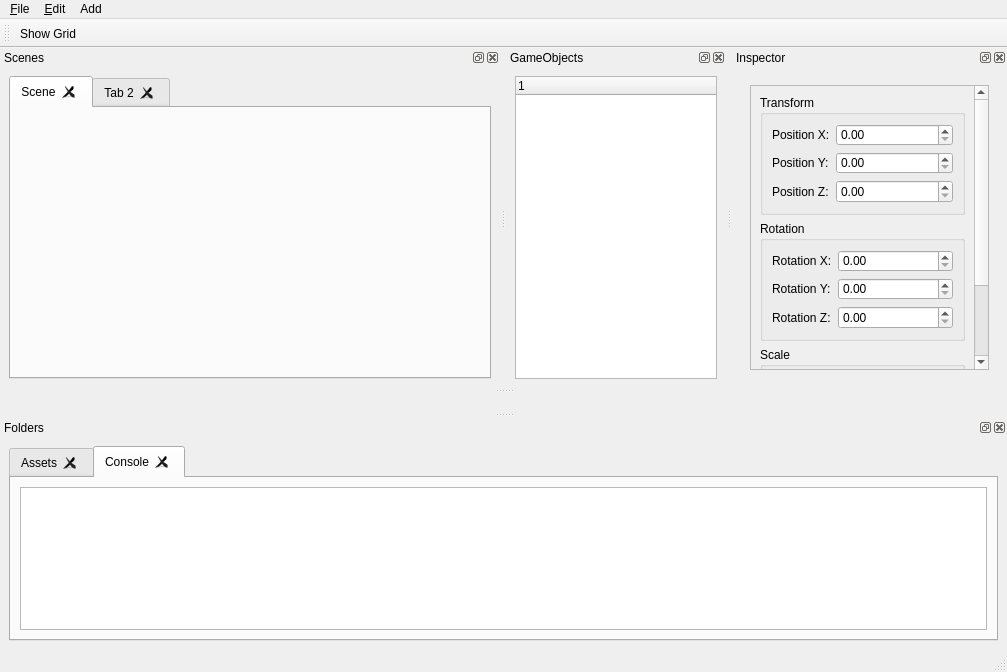
First picture: the form in source/platforms/qt/MainWindow.ui, repository alanhaugen/gameengine, before the edit.
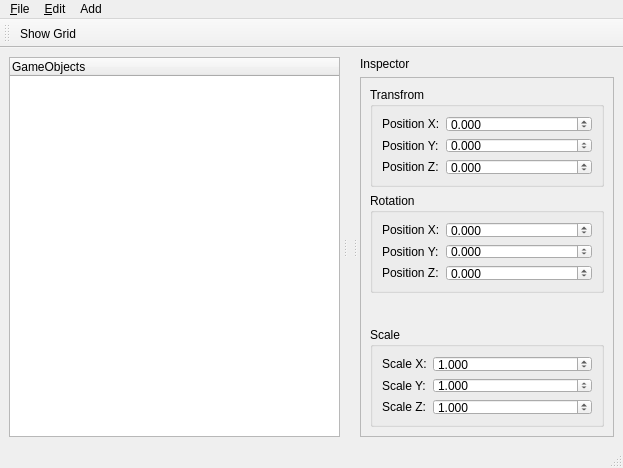
Second picture: the form after the edit. The open tabs and pages were chosen to show the change.

Diff of the .ui file:
```diff
--- a/source/platforms/qt/MainWindow.ui
+++ b/source/platforms/qt/MainWindow.ui
@@ -6,21 +6,353 @@
    <rect>
     <x>0</x>
     <y>0</y>
-    <width>723</width>
-    <height>672</height>
+    <width>623</width>
+    <height>468</height>
    </rect>
   </property>
   <property name="windowTitle">
    <string>MainWindow</string>
   </property>
   <widget class="QWidget" name="centralwidget">
-   <property name="sizePolicy">
-    <sizepolicy hsizetype="Expanding" vsizetype="Expanding">
-     <horstretch>0</horstretch>
-     <verstretch>0</verstretch>
-    </sizepolicy>
-   </property>
-   <layout class="QGridLayout" name="gridLayout_5"/>
+   <layout class="QGridLayout" name="gridLayout">
+    <item row="0" column="0">
+     <widget class="QSplitter" name="splitter">
+      <property name="orientation">
+       <enum>Qt::Orientation::Horizontal</enum>
+      </property>
+      <property name="handleWidth">
+       <number>10</number>
+      </property>
+      <property name="childrenCollapsible">
+       <bool>false</bool>
+      </property>
+      <widget class="QTreeWidget" name="treeGameObjects">
+       <column>
+        <property name="text">
+         <string>GameObjects</string>
+        </property>
+       </column>
+      </widget>
+      <widget class="QWidget" name="layoutWidget">
+       <layout class="QVBoxLayout" name="VulkanLayout">
+        <property name="spacing">
+         <number>6</number>
+        </property>
+        <property name="topMargin">
+         <number>25</number>
+        </property>
+       </layout>
+      </widget>
+      <widget class="QWidget" name="Inspectorwidget" native="true">
+       <property name="sizePolicy">
+        <sizepolicy hsizetype="Preferred" vsizetype="Expanding">
+         <horstretch>0</horstretch>
+         <verstretch>0</verstretch>
+        </sizepolicy>
+       </property>
+       <property name="minimumSize">
+        <size>
+         <width>150</width>
+         <height>0</height>
+        </size>
+       </property>
+       <layout class="QVBoxLayout" name="verticalLayout_2">
+        <item>
+         <widget class="QLabel" name="label">
+          <property name="text">
+           <string>Inspector</string>
+          </property>
+         </widget>
+        </item>
+        <item>
+         <widget class="QScrollArea" name="scrollArea">
+          <property name="widgetResizable">
+           <bool>true</bool>
+          </property>
+          <widget class="QWidget" name="scrollAreaWidgetContents_3">
+           <property name="geometry">
+            <rect>
+             <x>0</x>
+             <y>0</y>
+             <width>211</width>
+             <height>364</height>
+            </rect>
+           </property>
+           <property name="sizePolicy">
+            <sizepolicy hsizetype="Preferred" vsizetype="Expanding">
+             <horstretch>0</horstretch>
+             <verstretch>0</verstretch>
+            </sizepolicy>
+           </property>
+           <property name="minimumSize">
+            <size>
+             <width>150</width>
+             <height>0</height>
+            </size>
+           </property>
+           <property name="sizeIncrement">
+            <size>
+             <width>0</width>
+             <height>0</height>
+            </size>
+           </property>
+           <layout class="QVBoxLayout" name="verticalLayout_3">
+            <item>
+             <widget class="QGroupBox" name="GroupTransform">
+              <property name="maximumSize">
+               <size>
+                <width>16777215</width>
+                <height>100</height>
+               </size>
+              </property>
+              <property name="title">
+               <string>Transfrom</string>
+              </property>
+              <layout class="QFormLayout" name="formLayout">
+               <item row="0" column="0">
+                <widget class="QLabel" name="PositionX">
+                 <property name="text">
+                  <string>Position X:</string>
+                 </property>
+                </widget>
+               </item>
+               <item row="0" column="1">
+                <widget class="QDoubleSpinBox" name="PosXSpin">
+                 <property name="decimals">
+                  <number>3</number>
+                 </property>
+                 <property name="minimum">
+                  <double>-10000.000000000000000</double>
+                 </property>
+                 <property name="maximum">
+                  <double>10000.000000000000000</double>
+                 </property>
+                </widget>
+               </item>
+               <item row="1" column="0">
+                <widget class="QLabel" name="PositionY">
+                 <property name="text">
+                  <string>Position Y:</string>
+                 </property>
+                </widget>
+               </item>
+               <item row="1" column="1">
+                <widget class="QDoubleSpinBox" name="PosYSpin">
+                 <property name="decimals">
+                  <number>3</number>
+                 </property>
+                 <property name="minimum">
+                  <double>-10000.000000000000000</double>
+                 </property>
+                 <property name="maximum">
+                  <double>10000.000000000000000</double>
+                 </property>
+                </widget>
+               </item>
+               <item row="2" column="0">
+                <widget class="QLabel" name="PositionZ">
+                 <property name="text">
+                  <string>Position Z:</string>
+                 </property>
+                </widget>
+               </item>
+               <item row="2" column="1">
+                <widget class="QDoubleSpinBox" name="PosZSpin">
+                 <property name="decimals">
+                  <number>3</number>
+                 </property>
+                 <property name="minimum">
+                  <double>-10000.000000000000000</double>
+                 </property>
+                 <property name="maximum">
+                  <double>10000.000000000000000</double>
+                 </property>
+                </widget>
+               </item>
+              </layout>
+             </widget>
+            </item>
+            <item>
+             <widget class="QGroupBox" name="GroupRotation">
+              <property name="maximumSize">
+               <size>
+                <width>16777215</width>
+                <height>100</height>
+               </size>
+              </property>
+              <property name="title">
+               <string>Rotation</string>
+              </property>
+              <layout class="QFormLayout" name="formLayout_2">
+               <item row="0" column="0">
+                <widget class="QLabel" name="PositionX_2">
+                 <property name="text">
+                  <string>Position X:</string>
+                 </property>
+                </widget>
+               </item>
+               <item row="1" column="0">
+                <widget class="QLabel" name="PositionY_2">
+                 <property name="text">
+                  <string>Position Y:</string>
+                 </property>
+                </widget>
+               </item>
+               <item row="2" column="0">
+                <widget class="QLabel" name="PositionZ_2">
+                 <property name="text">
+                  <string>Position Z:</string>
+                 </property>
+                </widget>
+               </item>
+               <item row="0" column="1">
+                <widget class="QDoubleSpinBox" name="PosXSpin_2">
+                 <property name="decimals">
+                  <number>3</number>
+                 </property>
+                 <property name="minimum">
+                  <double>-10000.000000000000000</double>
+                 </property>
+                 <property name="maximum">
+                  <double>10000.000000000000000</double>
+                 </property>
+                </widget>
+               </item>
+               <item row="1" column="1">
+                <widget class="QDoubleSpinBox" name="PosYSpin_2">
+                 <property name="decimals">
+                  <number>3</number>
+                 </property>
+                 <property name="minimum">
+                  <double>-10000.000000000000000</double>
+                 </property>
+                 <property name="maximum">
+                  <double>10000.000000000000000</double>
+                 </property>
+                </widget>
+               </item>
+               <item row="2" column="1">
+                <widget class="QDoubleSpinBox" name="PosZSpin_2">
+                 <property name="decimals">
+                  <number>3</number>
+                 </property>
+                 <property name="minimum">
+                  <double>-10000.000000000000000</double>
+                 </property>
+                 <property name="maximum">
+                  <double>10000.000000000000000</double>
+                 </property>
+                </widget>
+               </item>
+              </layout>
+             </widget>
+            </item>
+            <item>
+             <spacer name="verticalSpacer">
+              <property name="orientation">
+               <enum>Qt::Orientation::Vertical</enum>
+              </property>
+              <property name="sizeHint" stdset="0">
+               <size>
+                <width>20</width>
+                <height>40</height>
+               </size>
+              </property>
+             </spacer>
+            </item>
+            <item>
+             <widget class="QGroupBox" name="GroupScale">
+              <property name="maximumSize">
+               <size>
+                <width>16777215</width>
+                <height>100</height>
+               </size>
+              </property>
+              <property name="title">
+               <string>Scale</string>
+              </property>
+              <layout class="QFormLayout" name="formLayout_3">
+               <item row="0" column="0">
+                <widget class="QLabel" name="PositionX_3">
+                 <property name="text">
+                  <string>Scale X:</string>
+                 </property>
+                </widget>
+               </item>
+               <item row="0" column="1">
+                <widget class="QDoubleSpinBox" name="PosXSpin_3">
+                 <property name="decimals">
+                  <number>3</number>
+                 </property>
+                 <property name="minimum">
+                  <double>-10000.000000000000000</double>
+                 </property>
+                 <property name="maximum">
+                  <double>10000.000000000000000</double>
+                 </property>
+                 <property name="value">
+                  <double>1.000000000000000</double>
+                 </property>
+                </widget>
+               </item>
+               <item row="1" column="0">
+                <widget class="QLabel" name="PositionY_3">
+                 <property name="text">
+                  <string>Scale Y:</string>
+                 </property>
+                </widget>
+               </item>
+               <item row="1" column="1">
+                <widget class="QDoubleSpinBox" name="PosYSpin_3">
+                 <property name="decimals">
+                  <number>3</number>
+                 </property>
+                 <property name="minimum">
+                  <double>-10000.000000000000000</double>
+                 </property>
+                 <property name="maximum">
+                  <double>10000.000000000000000</double>
+                 </property>
+                 <property name="value">
+                  <double>1.000000000000000</double>
+                 </property>
+                </widget>
+               </item>
+               <item row="2" column="0">
+                <widget class="QLabel" name="PositionZ_3">
+                 <property name="text">
+                  <string>Scale Z:</string>
+                 </property>
+                </widget>
+               </item>
+               <item row="2" column="1">
+                <widget class="QDoubleSpinBox" name="PosZSpin_3">
+                 <property name="decimals">
+                  <number>3</number>
+                 </property>
+                 <property name="minimum">
+                  <double>-10000.000000000000000</double>
+                 </property>
+                 <property name="maximum">
+                  <double>10000.000000000000000</double>
+                 </property>
+                 <property name="value">
+                  <double>1.000000000000000</double>
+                 </property>
+                </widget>
+               </item>
+              </layout>
+             </widget>
+            </item>
+           </layout>
+          </widget>
+         </widget>
+        </item>
+       </layout>
+      </widget>
+     </widget>
+    </item>
+   </layout>
   </widget>
   <widget class="QStatusBar" name="statusbar"/>
   <widget class="QMenuBar" name="menubar">
@@ -28,7 +360,7 @@
     <rect>
      <x>0</x>
      <y>0</y>
-     <width>723</width>
+     <width>623</width>
      <height>17</height>
     </rect>
    </property>
@@ -60,7 +392,7 @@
   </widget>
   <widget class="QToolBar" name="toolBar">
    <property name="sizePolicy">
-    <sizepolicy hsizetype="Preferred" vsizetype="Fixed">
+    <sizepolicy hsizetype="Fixed" vsizetype="Fixed">
      <horstretch>0</horstretch>
      <verstretch>0</verstretch>
     </sizepolicy>
@@ -82,449 +414,6 @@
    </attribute>
    <addaction name="actionShow_Grid"/>
   </widget>
-  <widget class="QDockWidget" name="SceneDock">
-   <property name="sizePolicy">
-    <sizepolicy hsizetype="Expanding" vsizetype="Expanding">
-     <horstretch>0</horstretch>
-     <verstretch>0</verstretch>
-    </sizepolicy>
-   </property>
-   <property name="minimumSize">
-    <size>
-     <width>500</width>
-     <height>314</height>
-    </size>
-   </property>
-   <property name="baseSize">
-    <size>
-     <width>0</width>
-     <height>400</height>
-    </size>
-   </property>
-   <property name="layoutDirection">
-    <enum>Qt::LayoutDirection::LeftToRight</enum>
-   </property>
-   <property name="windowTitle">
-    <string>Scenes</string>
-   </property>
-   <attribute name="dockWidgetArea">
-    <number>4</number>
-   </attribute>
-   <widget class="QWidget" name="DockScene">
-    <property name="sizePolicy">
-     <sizepolicy hsizetype="Expanding" vsizetype="Expanding">
-      <horstretch>0</horstretch>
-      <verstretch>0</verstretch>
-     </sizepolicy>
-    </property>
-    <property name="minimumSize">
-     <size>
-      <width>300</width>
-      <height>300</height>
-     </size>
-    </property>
-    <layout class="QGridLayout" name="gridLayout_2">
-     <item row="0" column="0">
-      <widget class="QTabWidget" name="ScenesTab">
-       <property name="minimumSize">
-        <size>
-         <width>0</width>
-         <height>200</height>
-        </size>
-       </property>
-       <property name="tabPosition">
-        <enum>QTabWidget::TabPosition::North</enum>
-       </property>
-       <property name="tabShape">
-        <enum>QTabWidget::TabShape::Rounded</enum>
-       </property>
-       <property name="currentIndex">
-        <number>0</number>
-       </property>
-       <property name="tabsClosable">
-        <bool>true</bool>
-       </property>
-       <property name="movable">
-        <bool>true</bool>
-       </property>
-       <widget class="QWidget" name="Scene">
-        <property name="sizePolicy">
-         <sizepolicy hsizetype="Expanding" vsizetype="Expanding">
-          <horstretch>0</horstretch>
-          <verstretch>0</verstretch>
-         </sizepolicy>
-        </property>
-        <property name="minimumSize">
-         <size>
-          <width>300</width>
-          <height>300</height>
-         </size>
-        </property>
-        <attribute name="title">
-         <string>Scene</string>
-        </attribute>
-        <layout class="QGridLayout" name="gridLayout_4">
-         <property name="topMargin">
-          <number>6</number>
-         </property>
-         <item row="0" column="0">
-          <layout class="QVBoxLayout" name="VulkanLayout">
-           <property name="spacing">
-            <number>4</number>
-           </property>
-           <property name="sizeConstraint">
-            <enum>QLayout::SizeConstraint::SetDefaultConstraint</enum>
-           </property>
-           <property name="leftMargin">
-            <number>0</number>
-           </property>
-           <property name="topMargin">
-            <number>26</number>
-           </property>
-           <property name="rightMargin">
-            <number>0</number>
-           </property>
-           <property name="bottomMargin">
-            <number>0</number>
-           </property>
-          </layout>
-         </item>
-        </layout>
-       </widget>
-       <widget class="QWidget" name="tab_2">
-        <property name="sizePolicy">
-         <sizepolicy hsizetype="Expanding" vsizetype="Expanding">
-          <horstretch>0</horstretch>
-          <verstretch>0</verstretch>
-         </sizepolicy>
-        </property>
-        <property name="minimumSize">
-         <size>
-          <width>300</width>
-          <height>300</height>
-         </size>
-        </property>
-        <attribute name="title">
-         <string>Tab 2</string>
-        </attribute>
-       </widget>
-      </widget>
-     </item>
-    </layout>
-   </widget>
-  </widget>
-  <widget class="QDockWidget" name="dockGameObjects">
-   <property name="sizePolicy">
-    <sizepolicy hsizetype="Expanding" vsizetype="Expanding">
-     <horstretch>0</horstretch>
-     <verstretch>0</verstretch>
-    </sizepolicy>
-   </property>
-   <property name="minimumSize">
-    <size>
-     <width>220</width>
-     <height>300</height>
-    </size>
-   </property>
-   <property name="baseSize">
-    <size>
-     <width>0</width>
-     <height>400</height>
-    </size>
-   </property>
-   <property name="floating">
-    <bool>false</bool>
-   </property>
-   <property name="windowTitle">
-    <string>GameObjects</string>
-   </property>
-   <attribute name="dockWidgetArea">
-    <number>4</number>
-   </attribute>
-   <widget class="QWidget" name="dockWidgetContents">
-    <layout class="QGridLayout" name="gridLayout">
-     <item row="0" column="0">
-      <widget class="QTreeWidget" name="treeGameObjects">
-       <property name="sizePolicy">
-        <sizepolicy hsizetype="Preferred" vsizetype="Expanding">
-         <horstretch>0</horstretch>
-         <verstretch>0</verstretch>
-        </sizepolicy>
-       </property>
-       <property name="minimumSize">
-        <size>
-         <width>180</width>
-         <height>0</height>
-        </size>
-       </property>
-      </widget>
-     </item>
-    </layout>
-   </widget>
-  </widget>
-  <widget class="QDockWidget" name="DockInspector">
-   <property name="sizePolicy">
-    <sizepolicy hsizetype="Expanding" vsizetype="Expanding">
-     <horstretch>0</horstretch>
-     <verstretch>0</verstretch>
-    </sizepolicy>
-   </property>
-   <property name="minimumSize">
-    <size>
-     <width>275</width>
-     <height>300</height>
-    </size>
-   </property>
-   <property name="baseSize">
-    <size>
-     <width>0</width>
-     <height>400</height>
-    </size>
-   </property>
-   <property name="windowTitle">
-    <string>Inspector</string>
-   </property>
-   <attribute name="dockWidgetArea">
-    <number>4</number>
-   </attribute>
-   <widget class="QWidget" name="dockWidgetContents_2">
-    <layout class="QVBoxLayout" name="verticalLayout_7">
-     <item>
-      <widget class="QWidget" name="Inspectorwidget" native="true">
-       <layout class="QVBoxLayout" name="verticalLayout_2">
-        <item>
-         <widget class="QScrollArea" name="scrollArea">
-          <property name="widgetResizable">
-           <bool>true</bool>
-          </property>
-          <widget class="QWidget" name="scrollAreaWidgetContents">
-           <property name="geometry">
-            <rect>
-             <x>0</x>
-             <y>0</y>
-             <width>249</width>
-             <height>360</height>
-            </rect>
-           </property>
-           <layout class="QVBoxLayout" name="verticalLayout_3">
-            <item>
-             <widget class="QGroupBox" name="groupTransform">
-              <property name="maximumSize">
-               <size>
-                <width>16777215</width>
-                <height>120</height>
-               </size>
-              </property>
-              <property name="title">
-               <string>Transform</string>
-              </property>
-              <layout class="QFormLayout" name="formLayout">
-               <item row="0" column="0">
-                <widget class="QLabel" name="PositionX">
-                 <property name="text">
-                  <string>Position X:</string>
-                 </property>
-                </widget>
-               </item>
-               <item row="0" column="1">
-                <widget class="QDoubleSpinBox" name="PosXSpin"/>
-               </item>
-               <item row="1" column="1">
-                <widget class="QDoubleSpinBox" name="PosYSpin"/>
-               </item>
-               <item row="1" column="0">
-                <widget class="QLabel" name="PositionY">
-                 <property name="text">
-                  <string>Position Y:</string>
-                 </property>
-                </widget>
-               </item>
-               <item row="2" column="1">
-                <widget class="QDoubleSpinBox" name="PosZSpin"/>
-               </item>
-               <item row="2" column="0">
-                <widget class="QLabel" name="PositionZ">
-                 <property name="text">
-                  <string>Position Z:</string>
-                 </property>
-                </widget>
-               </item>
-              </layout>
-             </widget>
-            </item>
-            <item>
-             <widget class="QGroupBox" name="groupRotation">
-              <property name="maximumSize">
-               <size>
-                <width>16777215</width>
-                <height>120</height>
-               </size>
-              </property>
-              <property name="title">
-               <string>Rotation</string>
-              </property>
-              <layout class="QFormLayout" name="formLayout_2">
-               <item row="0" column="0">
-                <widget class="QLabel" name="RotationX">
-                 <property name="text">
-                  <string>Rotation X:</string>
-                 </property>
-                </widget>
-               </item>
-               <item row="0" column="1">
-                <widget class="QDoubleSpinBox" name="RotationXSpin"/>
-               </item>
-               <item row="1" column="1">
-                <widget class="QDoubleSpinBox" name="RotationYSpin"/>
-               </item>
-               <item row="1" column="0">
-                <widget class="QLabel" name="RotationY">
-                 <property name="text">
-                  <string>Rotation Y:</string>
-                 </property>
-                </widget>
-               </item>
-               <item row="2" column="1">
-                <widget class="QDoubleSpinBox" name="RotationZSpin"/>
-               </item>
-               <item row="2" column="0">
-                <widget class="QLabel" name="RotationZ">
-                 <property name="text">
-                  <string>Rotation Z:</string>
-                 </property>
-                </widget>
-               </item>
-              </layout>
-             </widget>
-            </item>
-            <item>
-             <widget class="QGroupBox" name="groupScale">
-              <property name="maximumSize">
-               <size>
-                <width>16777215</width>
-                <height>120</height>
-               </size>
-              </property>
-              <property name="title">
-               <string>Scale</string>
-              </property>
-              <layout class="QFormLayout" name="formLayout_3">
-               <item row="0" column="0">
-                <widget class="QLabel" name="ScaleX">
-                 <property name="text">
-                  <string>Scale X:</string>
-                 </property>
-                </widget>
-               </item>
-               <item row="0" column="1">
-                <widget class="QDoubleSpinBox" name="ScaleXSpin"/>
-               </item>
-               <item row="1" column="1">
-                <widget class="QDoubleSpinBox" name="ScaleYSpin"/>
-               </item>
-               <item row="1" column="0">
-                <widget class="QLabel" name="ScaleY">
-                 <property name="text">
-                  <string>Scale Y:</string>
-                 </property>
-                </widget>
-               </item>
-               <item row="2" column="1">
-                <widget class="QDoubleSpinBox" name="ScaleZSpin"/>
-               </item>
-               <item row="2" column="0">
-                <widget class="QLabel" name="ScaleZ">
-                 <property name="text">
-                  <string>Scale Z:</string>
-                 </property>
-                </widget>
-               </item>
-              </layout>
-             </widget>
-            </item>
-           </layout>
-          </widget>
-         </widget>
-        </item>
-       </layout>
-      </widget>
-     </item>
-    </layout>
-   </widget>
-  </widget>
-  <widget class="QDockWidget" name="dockAssets">
-   <property name="sizePolicy">
-    <sizepolicy hsizetype="Preferred" vsizetype="Preferred">
-     <horstretch>0</horstretch>
-     <verstretch>0</verstretch>
-    </sizepolicy>
-   </property>
-   <property name="minimumSize">
-    <size>
-     <width>400</width>
-     <height>146</height>
-    </size>
-   </property>
-   <property name="windowTitle">
-    <string>Folders</string>
-   </property>
-   <attribute name="dockWidgetArea">
-    <number>8</number>
-   </attribute>
-   <widget class="QWidget" name="dockWidgetContents_3">
-    <layout class="QGridLayout" name="gridLayout_3">
-     <item row="0" column="0">
-      <widget class="QTabWidget" name="tabWidget">
-       <property name="sizePolicy">
-        <sizepolicy hsizetype="Expanding" vsizetype="Preferred">
-         <horstretch>0</horstretch>
-         <verstretch>0</verstretch>
-        </sizepolicy>
-       </property>
-       <property name="minimumSize">
-        <size>
-         <width>0</width>
-         <height>120</height>
-        </size>
-       </property>
-       <property name="currentIndex">
-        <number>0</number>
-       </property>
-       <property name="tabsClosable">
-        <bool>true</bool>
-       </property>
-       <property name="movable">
-        <bool>true</bool>
-       </property>
-       <widget class="QWidget" name="Assets">
-        <attribute name="title">
-         <string>Assets</string>
-        </attribute>
-        <layout class="QVBoxLayout" name="verticalLayout_4">
-         <item>
-          <widget class="QTreeWidget" name="treeWidget"/>
-         </item>
-        </layout>
-       </widget>
-       <widget class="QWidget" name="Console">
-        <attribute name="title">
-         <string>Console</string>
-        </attribute>
-        <layout class="QVBoxLayout" name="verticalLayout_5">
-         <item>
-          <widget class="QPlainTextEdit" name="plainTextEdit">
-           <property name="readOnly">
-            <bool>true</bool>
-           </property>
-          </widget>
-         </item>
-        </layout>
-       </widget>
-      </widget>
-     </item>
-    </layout>
-   </widget>
-  </widget>
   <action name="action_Open">
    <property name="text">
     <string>&amp;Open</string>
```
